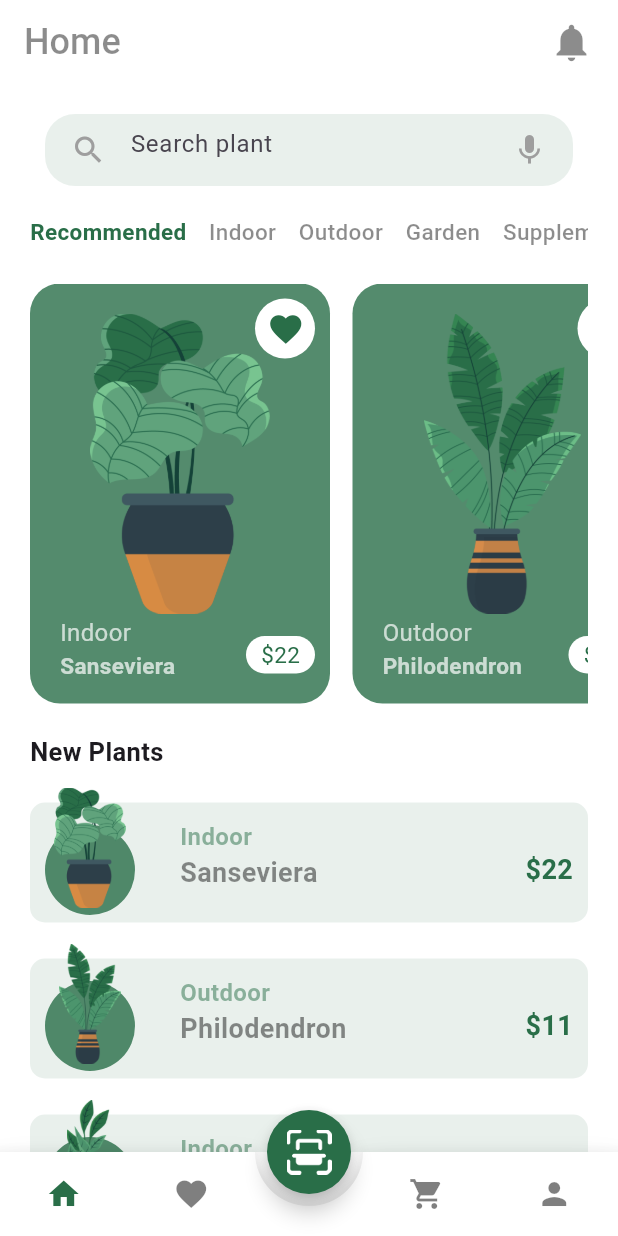
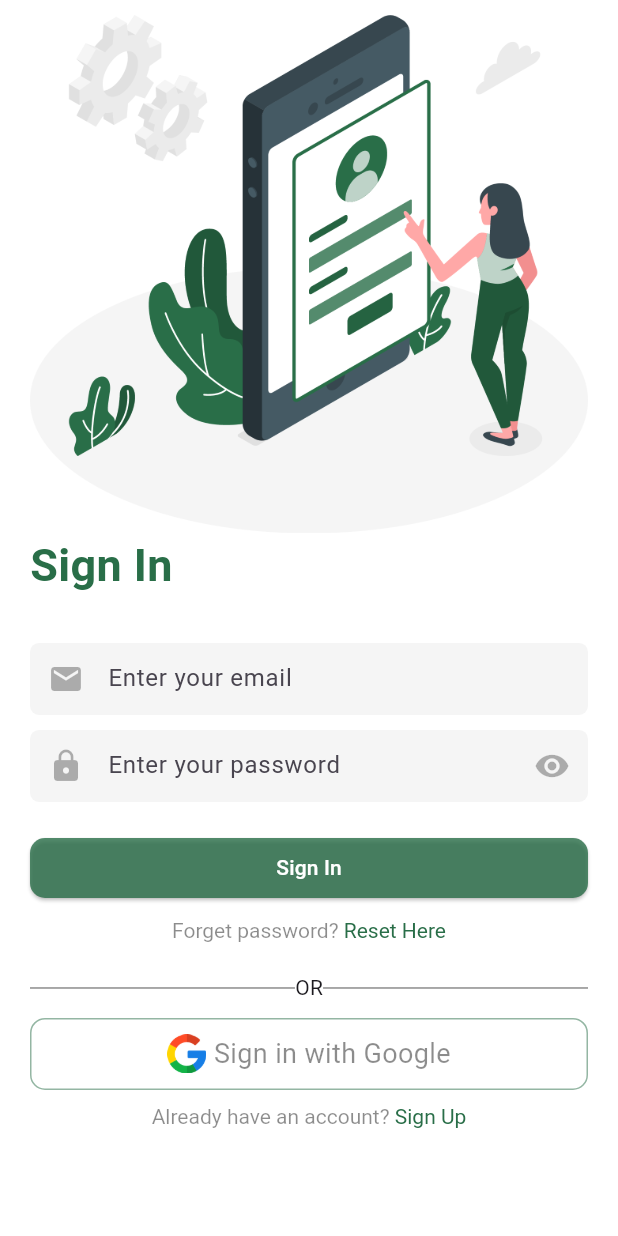
Before and after one commit to Jahid01234/Plants_App, a Flutter app: the screen it shows after launch, on a phone screen of 412 x 824 dp. Run offline on Flutter 3.47's test engine with Material 3 defaults, Android fonts, the light colour scheme and no system bars; drawn by our look-alikes of animated_bottom_navigation_bar; our stand-ins replace page_transition.

Commit message:
- add Sign In screen - add Sign Up screen

```diff
--- a/lib/app.dart
+++ b/lib/app.dart
@@ -1,6 +1,6 @@
 import 'package:flutter/material.dart';
 import 'package:plants_app/ui/screens/main_bottom_nav_screen.dart';
-import 'package:plants_app/ui/screens/onboarding_screen.dart';
+import 'package:plants_app/ui/screens/sign_in_screen.dart';
 
 class PlantsApp extends StatelessWidget {
   const PlantsApp({super.key});
@@ -15,7 +15,8 @@ class PlantsApp extends StatelessWidget {
         scaffoldBackgroundColor: Colors.white
       ),
       //home: const OnboardingScreen(),
-      home: MainBottomNavScreen(),
+      home: SignInScreen(),
+      //home:MainBottomNavScreen()
     );
   }
 }
--- a/lib/ui/screens/onboarding_screen.dart
+++ b/lib/ui/screens/onboarding_screen.dart
@@ -1,7 +1,7 @@
 import 'package:flutter/material.dart';
 import 'package:plants_app/resources/colors/app_colors.dart';
 import 'package:plants_app/resources/strings/app_strings.dart';
-import 'package:plants_app/ui/screens/login_screen.dart';
+import 'package:plants_app/ui/screens/sign_in_screen.dart';
 import 'package:plants_app/ui/widgets/create_onboarding_page.dart';
 
 class OnboardingScreen extends StatefulWidget {
@@ -27,7 +27,7 @@ class _OnboardingScreenState extends State<OnboardingScreen> {
               child: TextButton(
                 onPressed: (){
                   Navigator.pushReplacement(context, MaterialPageRoute(
-                      builder: (context)=> const LoginScreen(),
+                      builder: (context)=> const SignInScreen(),
                    ),
                   );
                 },
@@ -101,7 +101,7 @@ class _OnboardingScreenState extends State<OnboardingScreen> {
                     );
                   } else{
                     Navigator.pushReplacement(context, MaterialPageRoute(
-                        builder: (context)=> const LoginScreen(),
+                        builder: (context)=> const SignInScreen(),
                       ),
                     );
                   }
--- /dev/null
+++ b/lib/ui/screens/sign_in_screen.dart
@@ -0,0 +1,210 @@
+import 'package:flutter/gestures.dart';
+import 'package:flutter/material.dart';
+import 'package:page_transition/page_transition.dart';
+import 'package:plants_app/resources/colors/app_colors.dart';
+import 'package:plants_app/ui/screens/forget_password_screen.dart';
+import 'package:plants_app/ui/screens/main_bottom_nav_screen.dart';
+import 'package:plants_app/ui/screens/sign_up_screen.dart';
+import 'package:plants_app/ui/widgets/custom_elevated_button.dart';
+import 'package:plants_app/ui/widgets/custom_text_form_field.dart';
+
+class SignInScreen extends StatefulWidget {
+  const SignInScreen({super.key});
+
+  @override
+  State<SignInScreen> createState() => _SignInScreenState();
+}
+
+class _SignInScreenState extends State<SignInScreen> {
+  final TextEditingController _passwordController = TextEditingController();
+  final TextEditingController _emailController = TextEditingController();
+  final GlobalKey<FormState> _formKey = GlobalKey<FormState>();
+  bool _obscureText = true;// for hidden
+
+  @override
+  Widget build(BuildContext context) {
+    return Scaffold(
+      body: SafeArea(
+        child: Padding(
+          padding: const EdgeInsets.symmetric(horizontal: 20,vertical: 10),
+          child: SingleChildScrollView(
+            child: Form(
+              key: _formKey,
+              child: Column(
+                mainAxisAlignment: MainAxisAlignment.center,
+                crossAxisAlignment: CrossAxisAlignment.start,
+                children: [
+                  // 1st Image part
+                  Image.asset("assets/images/signin.png"),
+                  // 2nd Sign In Text part
+                  const Text("Sign In", style: TextStyle(
+                      color: AppColors.primaryColor,
+                      fontSize: 30,
+                      fontWeight: FontWeight.bold
+                    ),
+                  ),
+                  const SizedBox(height: 30),
+                  // 3rd TextForm field part
+                   CustomTextFormField(
+                     controller: _emailController,
+                     validator: (String? value) {
+                       if (value == null || value.isEmpty) {
+                         return 'Please enter your email';
+                       }
+                       else if (!RegExp(r'^[\w-]+(\.[\w-]+)*@([\w-]+\.)+[a-zA-Z]{2,7}$').hasMatch(value)) {
+                         return 'Please enter a valid email address';
+                       }
+                       return null;
+                     },
+                     keyboardType: TextInputType.text,
+                     hintText: "Enter your email",
+                     prefixIcon: Icons.email,
+                   ),
+                  const SizedBox(height: 10),
+                  CustomTextFormField(
+                    obscureText: _obscureText,
+                    controller: _passwordController,
+                    validator: (String? value){
+                      if(value==null || value.isEmpty){
+                        return "Please enter password";
+                      }
+                      else if(value.length<=8){
+                        return " please enter 8 character";
+                      }
+                      return null;
+                    },
+                    keyboardType: TextInputType.visiblePassword,
+                    hintText: "Enter your password",
+                    prefixIcon: Icons.lock,
+                    suffixIcon: IconButton(
+                      onPressed: (){
+                        _obscureText = !_obscureText;
+                        setState(() {});
+                      },
+                      icon: Icon( _obscureText
+                          ? Icons.visibility
+                          : Icons.visibility_off,
+                        color: AppColors.blackColor.withOpacity(0.3),
+                      ),
+                    ) ,
+                  ),
+                  const SizedBox(height: 20),
+                  // 4th Elevated Button part
+                  CustomElevatedButton(
+                    onTap: (){
+                      if(_formKey.currentState!.validate()){
+                        Navigator.pushReplacement(context, PageTransition(
+                          child: const MainBottomNavScreen(),
+                          type: PageTransitionType.bottomToTop,
+                        ),
+                        );
+                      }
+                    },
+                    title: "Sign In",
+                    bgColor: AppColors.primaryColor.withOpacity(0.8),
+                  ),
+                  const SizedBox(height: 10),
+                  // 5th Forget button part
+                  Center(
+                    child: RichText(
+                        text: TextSpan(
+                          text: 'Forget password? ',
+                          style: const TextStyle(
+                             color: AppColors.blackColor
+                          ),
+                          children: [
+                            TextSpan(
+                              text: 'Reset Here',
+                              style: const TextStyle(
+                                  color: AppColors.primaryColor
+                              ),
+                              recognizer: TapGestureRecognizer()
+                                 ..onTap = (){
+                                   Navigator.pushReplacement(context, PageTransition(
+                                           child: const ForgetPasswordScreen(),
+                                           type: PageTransitionType.bottomToTop,
+                                     ),
+                                   );
+                                 }
+                            ),
+                          ],
+                        ),
+                    ),
+                  ),
+                  const SizedBox(height: 20),
+                  // 6th OR text part
+                  const Row(
+                    children: [
+                      Expanded(
+                        child: Divider(color: AppColors.blackColor,),
+                      ),
+                      Text("OR"),
+                      Expanded(
+                        child: Divider(color: AppColors.blackColor,),
+                      ),
+                    ],
+                  ),
+                  const SizedBox(height: 10),
+                  // 7th Sign in Google Button part
+                  Container(
+                    padding: const EdgeInsets.symmetric(horizontal: 10,vertical: 10),
+                    decoration: BoxDecoration(
+                      border: Border.all(
+                        color: AppColors.primaryColor.withOpacity(0.5),
+                      ),
+                      borderRadius: BorderRadius.circular(10),
+                    ),
+                    child: Row(
+                      mainAxisAlignment: MainAxisAlignment.center,
+                      crossAxisAlignment: CrossAxisAlignment.center,
+                      children: [
+                        Image.asset("assets/images/google.png",height: 26),
+                        const SizedBox(width: 5),
+                        const Text(
+                            "Sign in with Google",
+                            style: TextStyle(
+                              color: AppColors.blackColor,
+                              fontSize: 18,
+                            ),
+                        ),
+                      ],
+                    ),
+                  ),
+                  const SizedBox(height: 10),
+                  // 8th Sing Up screen button
+                  Center(
+                    child: RichText(
+                      text: TextSpan(
+                        text: 'Already have an account? ',
+                        style: const TextStyle(
+                            color: AppColors.blackColor
+                        ),
+                        children: [
+                          TextSpan(
+                              text: 'Sign Up',
+                              style: const TextStyle(
+                                  color: AppColors.primaryColor
+                              ),
+                              recognizer: TapGestureRecognizer()
+                                ..onTap = (){
+                                  Navigator.pushReplacement(context, PageTransition(
+                                    child: const  SignUpScreen(),
+                                    type: PageTransitionType.bottomToTop,
+                                  ),
+                                  );
+                                }
+                          ),
+                        ],
+                      ),
+                    ),
+                  ),
+                  const SizedBox(height: 20),
+                ],
+              ),
+            ),
+          ),
+        ),
+      )
+    );
+  }
+}
--- /dev/null
+++ b/lib/ui/widgets/custom_elevated_button.dart
@@ -0,0 +1,31 @@
+import 'package:flutter/material.dart';
+import 'package:plants_app/resources/colors/app_colors.dart';
+
+class CustomElevatedButton extends StatelessWidget {
+  final VoidCallback onTap;
+  final String title;
+  final Color? bgColor;
+
+  const CustomElevatedButton({
+    super.key,
+    this.bgColor,
+    required this.onTap,
+    required this.title,
+  });
+
+  @override
+  Widget build(BuildContext context) {
+    return ElevatedButton(
+      style: ElevatedButton.styleFrom(
+          backgroundColor: bgColor ?? AppColors.primaryColor.withOpacity(0.4),
+          foregroundColor: Colors.white,
+          fixedSize: const Size.fromWidth(double.maxFinite),
+          shape: RoundedRectangleBorder(
+              borderRadius: BorderRadius.circular(10),
+          ),
+      ),
+      onPressed: onTap,
+      child:  Text(title),
+    );
+  }
+}
--- /dev/null
+++ b/lib/ui/widgets/custom_text_form_field.dart
@@ -0,0 +1,51 @@
+import 'package:flutter/material.dart';
+import 'package:plants_app/resources/colors/app_colors.dart';
+
+class CustomTextFormField extends StatelessWidget {
+  final IconData prefixIcon;
+  final Widget? suffixIcon;
+  final bool? obscureText;
+  final TextInputType keyboardType;
+  final String? Function(String?) validator;
+  final String hintText;
+  final TextEditingController controller;
+
+  const CustomTextFormField({
+    super.key,
+    this.obscureText,
+    this.suffixIcon,
+    required this.controller,
+    required this.validator,
+    required this.keyboardType,
+    required this.hintText,
+    required this.prefixIcon,
+  });
+
+  @override
+  Widget build(BuildContext context) {
+    return TextFormField(
+      controller: controller,
+      validator: validator,
+      obscureText: obscureText ?? false,
+      keyboardType: keyboardType,
+      autovalidateMode: AutovalidateMode.onUserInteraction,
+      cursorColor: Colors.grey,
+      textAlign: TextAlign.start,
+      decoration: InputDecoration(
+        contentPadding: EdgeInsets.zero,
+        border: OutlineInputBorder(
+            borderRadius: BorderRadius.circular(6),
+            borderSide: BorderSide.none,
+        ),
+        filled: true,
+        fillColor: Colors.grey.shade100,
+        hintText: hintText,
+        prefixIcon: Icon(
+          prefixIcon,
+          color: AppColors.blackColor.withOpacity(0.3),
+         ),
+        suffixIcon: suffixIcon,
+      ),
+    );
+  }
+}
```
Also changed, not shown: lib/ui/screens/details_screen.dart (+8 -10 lines), lib/ui/screens/forget_password_screen.dart (added, +17 -0 lines), lib/ui/screens/login_screen.dart (deleted, +0 -19 lines), lib/ui/screens/sign_up_screen.dart (added, +212 -0 lines).
